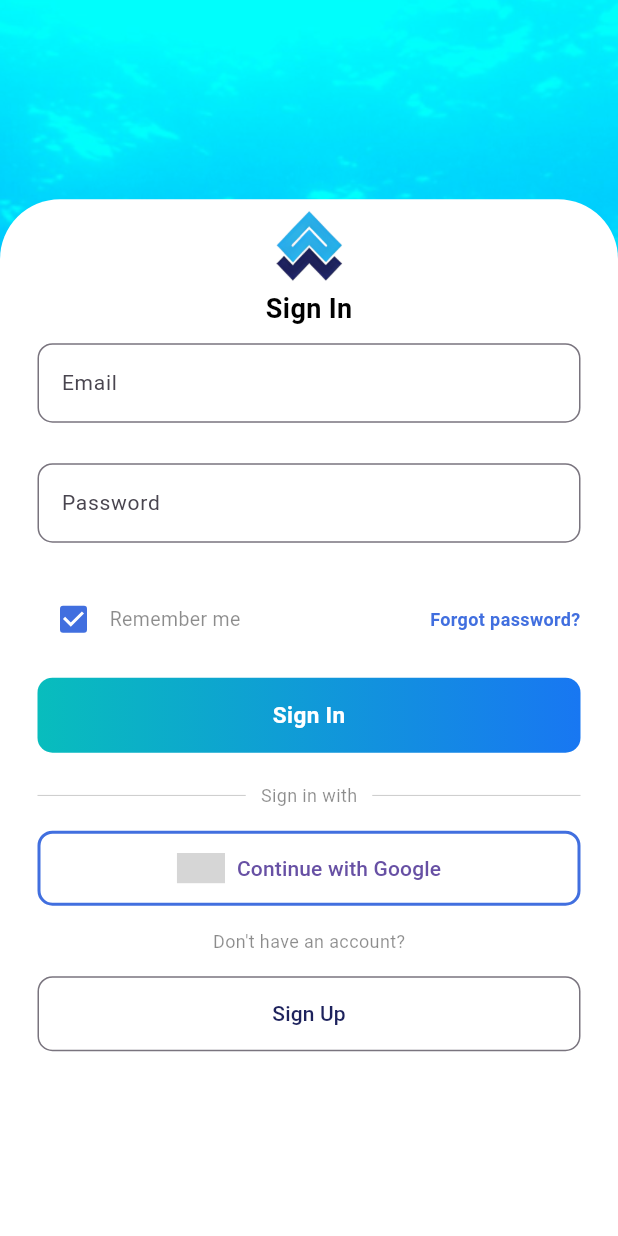
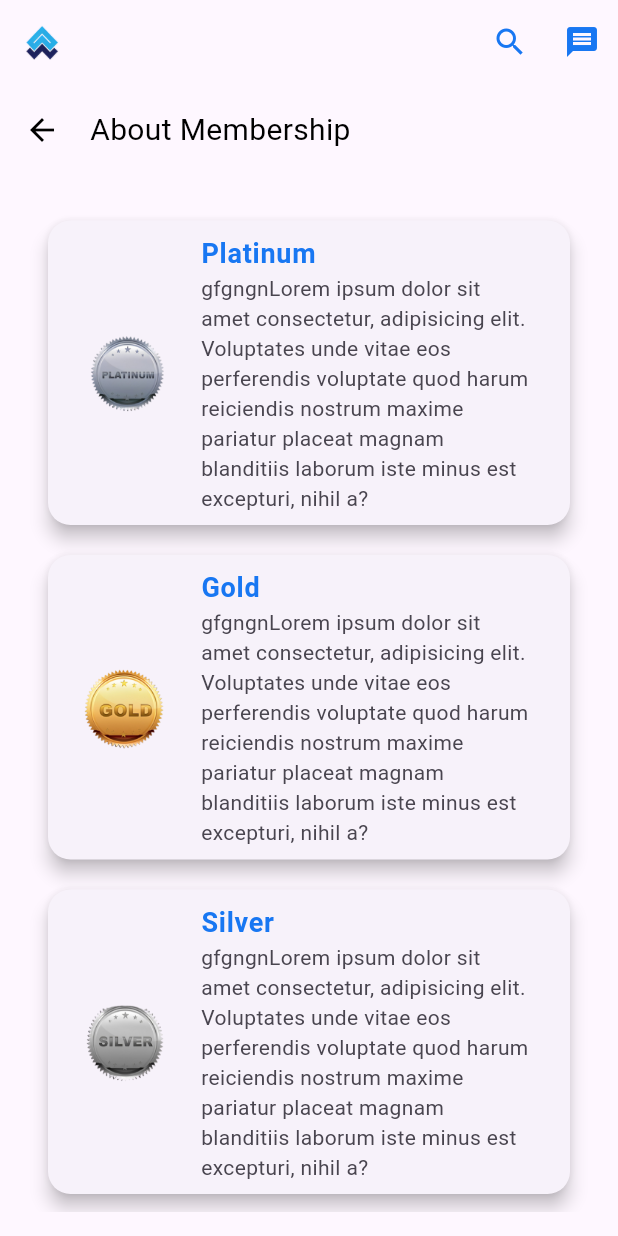
Before and after one commit to SDP-1/ocean_rescue, a Flutter app: the screen it shows after launch, on a phone screen of 412 x 824 dp. Run offline on Flutter 3.47's test engine with Material 3 defaults, Android fonts, the phone set to English and light mode, and no system bars; our stand-ins replace cloud_firestore, firebase_auth, firebase_core, firebase_storage, flutter_image_compress, flutter_svg and 4 more; accounts and stored records are empty; grey boxes are pictures that could not be loaded.

Commit message:
Add About Membership Page

```diff
--- a/lib/main.dart
+++ b/lib/main.dart
@@ -1,6 +1,7 @@
 import 'package:firebase_core/firebase_core.dart'; // Import Firebase Core
 import 'package:flutter/material.dart';
 import 'package:ocean_rescue/pages/dumpReport/DumpReportHistory.dart';
+import 'package:ocean_rescue/pages/membership/membership.dart';
 import 'package:ocean_rescue/pages/notification/NotificationScreen.dart';
 import 'package:ocean_rescue/pages/profile/edit_profile.dart';
 import 'package:ocean_rescue/pages/welcome/signin_screen.dart';
@@ -25,13 +26,13 @@ class MyApp extends StatelessWidget {
     return MaterialApp(
       title: 'Ocean Rescue', // Fixed the typo in the app title
       debugShowCheckedModeBanner: false,
-      home: SignInScreen(),
+      // home: SignInScreen(),
       // home: BottomNavBar(),
       // home: SplashScreen(),
      // home : DumpReportHistory(),
      //home : delete_confirmation_popup(),
      //  home: EditProfile(),
-
+    home: MembershipPage(),
     );
   }
 }
--- /dev/null
+++ b/lib/pages/membership/membership.dart
@@ -0,0 +1,116 @@
+import 'package:flutter/material.dart';
+
+class MembershipPage extends StatefulWidget {
+  const MembershipPage({super.key});
+
+  @override
+  State<MembershipPage> createState() => _MembershipPageState();
+}
+
+class _MembershipPageState extends State<MembershipPage> {
+
+  @override
+  Widget build(BuildContext context) {
+    return Scaffold(
+        appBar: AppBar(
+          leading: Padding(
+            padding: const EdgeInsets.all(16.0),
+            child: Image.asset(
+              'assets/logo/logo_without_name.png',
+              fit: BoxFit.contain,
+              width: 30,
+              height: 30,
+            ),
+          ),
+          actions: <Widget>[
+            IconButton(
+              icon: const Icon(
+                Icons.search,
+                color: Color(0xFF1877F2),
+              ),
+              tooltip: 'Search',
+              onPressed: () {},
+            ),
+            IconButton(
+              icon: const Icon(
+                Icons.message,
+                color: Color(0xFF1877F2),
+              ),
+              tooltip: 'Message',
+              onPressed: () {},
+            ),
+          ],
+        ),
+        body: Padding(
+          padding: const EdgeInsets.all(16.0),
+          child: Column(
+            crossAxisAlignment: CrossAxisAlignment.start,
+            children: [
+              const Row(
+                children: [
+                  Icon(
+                    Icons.arrow_back,
+                    color: Colors.black,
+                  ),
+                  SizedBox(width: 20),
+                  Text(
+                    'About Membership',
+                    style: TextStyle(
+                      fontSize: 20,
+                      color: Colors.black,
+                      fontWeight: FontWeight.w400,
+                    ),
+                  ),
+                ],
+              ),
+              const SizedBox(
+                height: 20,
+              ),
+              Expanded(
+                child: ListView(
+                  padding: const EdgeInsets.all(16),
+                  children: [
+                    membershipCard('Platinum', 'assets/medals/platinum.png', 'gfgngnLorem ipsum dolor sit amet consectetur, adipisicing elit. Voluptates unde vitae eos perferendis voluptate quod harum reiciendis nostrum maxime pariatur placeat magnam blanditiis laborum iste minus est excepturi, nihil a?'),
+                    membershipCard('Gold', 'assets/medals/gold.png', 'gfgngnLorem ipsum dolor sit amet consectetur, adipisicing elit. Voluptates unde vitae eos perferendis voluptate quod harum reiciendis nostrum maxime pariatur placeat magnam blanditiis laborum iste minus est excepturi, nihil a?'),
+                    membershipCard('Silver', 'assets/medals/silver.png', 'gfgngnLorem ipsum dolor sit amet consectetur, adipisicing elit. Voluptates unde vitae eos perferendis voluptate quod harum reiciendis nostrum maxime pariatur placeat magnam blanditiis laborum iste minus est excepturi, nihil a?'),
+                    membershipCard('Bronze', 'assets/medals/bronze.png', 'gfgngnLorem ipsum dolor sit amet consectetur, adipisicing elit. Voluptates unde vitae eos perferendis voluptate quod harum reiciendis nostrum maxime pariatur placeat magnam blanditiis laborum iste minus est excepturi, nihil a?'),
+                  ],
+                ),
+              ),
+            ],
+          ),
+        ),
+    );
+  }
+
+  Widget membershipCard(String title, String imagePath, String description) {
+    return Card(
+      shape: RoundedRectangleBorder(
+        borderRadius: BorderRadius.circular(15),
+      ),
+      elevation: 5,
+      margin: const EdgeInsets.symmetric(vertical: 10),
+      child: ListTile(
+        leading: Image.asset(
+          imagePath,
+          width: 70,
+          height: 90,
+        ),
+        title: Text(
+          title,
+          style: const TextStyle(
+            fontSize: 18,
+            fontWeight: FontWeight.bold,
+            color: Color(0xFF1877F2),
+          ),
+        ),
+        subtitle: Text(
+          description,
+          style: const TextStyle(
+            fontSize: 14,
+          ),
+        ),
+      ),
+    );
+  }
+}
```
